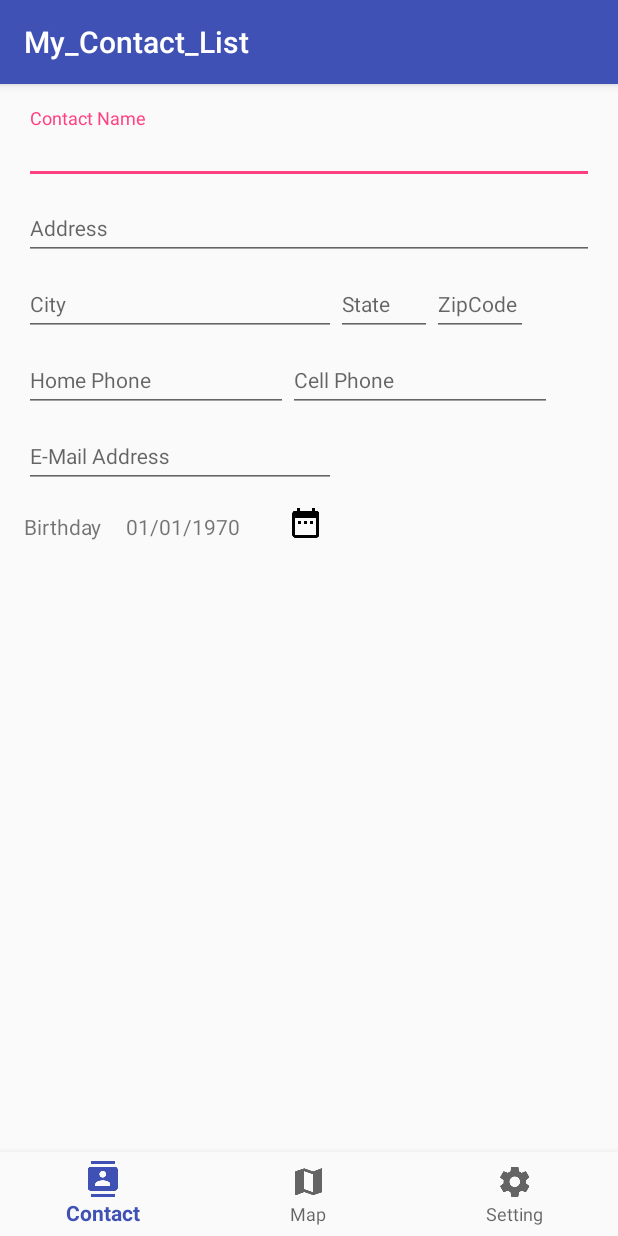
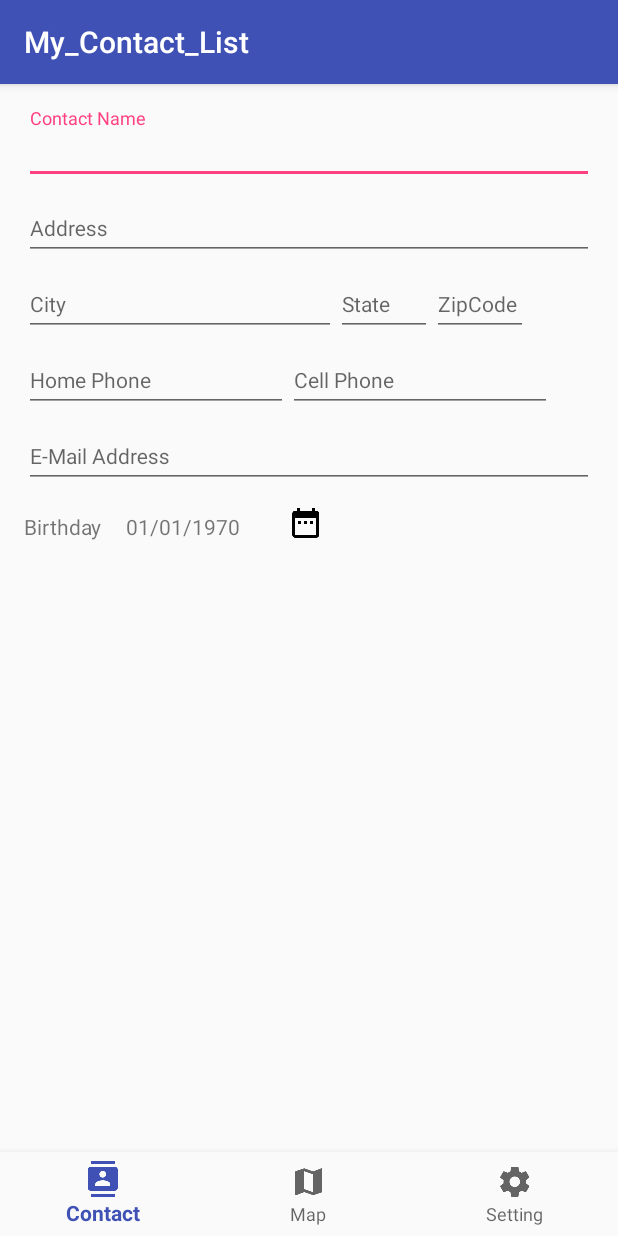
Before and after one commit to wisetyni/My_Contact_List, an Android app: the screen it shows after launch (ContactListActivity), on a phone screen of 412 x 824 dp. Run offline under Robolectric (Android 15) with nearby library versions, the phone set to English and light mode, and no system bars.

Commit message:
Birthday picker popups up when you click on the calendar image and it sets the date properly. Changed with width of the email address field to stretch the entire screen. Removed the setTitle method since it caused an error for that widget

```diff
--- a/app/src/main/java/mycontactlist/example/com/my_contact_list/BirthdayPickerFragment.java
+++ b/app/src/main/java/mycontactlist/example/com/my_contact_list/BirthdayPickerFragment.java
@@ -26,7 +26,6 @@ public class BirthdayPickerFragment extends DialogFragment implements DatePicker
     @Override
     public Dialog onCreateDialog(Bundle savedInstanceState) {
 
-        getDialog().setTitle("Select Date");
         final Calendar c = Calendar.getInstance();
         int year = c.get(Calendar.YEAR);
         int month = c. get (Calendar.MONTH);
@@ -46,7 +45,7 @@ public class BirthdayPickerFragment extends DialogFragment implements DatePicker
 
         TextView textview = (TextView)getActivity().findViewById(R.id.textBirthday);
 
-        textview.setText(dayOfMonth + ":" + (month+1) + ":" + year);
+        textview.setText((month+1) + "/" + dayOfMonth + "/" + year);
 
     }
 }
--- a/app/src/main/java/mycontactlist/example/com/my_contact_list/ContactListActivity.java
+++ b/app/src/main/java/mycontactlist/example/com/my_contact_list/ContactListActivity.java
@@ -3,13 +3,17 @@ package mycontactlist.example.com.my_contact_list;
 import android.os.Bundle;
 import android.support.annotation.NonNull;
 import android.support.design.widget.BottomNavigationView;
+import android.support.v4.app.DialogFragment;
 import android.support.v7.app.AppCompatActivity;
 import android.view.MenuItem;
+import android.view.View;
+import android.widget.ImageView;
 import android.widget.TextView;
 
 public class ContactListActivity extends AppCompatActivity {
 
     private TextView mTextMessage;
+    private ImageView mCalendar;
 
     private BottomNavigationView.OnNavigationItemSelectedListener mOnNavigationItemSelectedListener
             = new BottomNavigationView.OnNavigationItemSelectedListener() {
@@ -36,9 +40,18 @@ public class ContactListActivity extends AppCompatActivity {
         super.onCreate(savedInstanceState);
         setContentView(R.layout.activity_contact_list);
 
-        mTextMessage = (TextView) findViewById(R.id.message);
-        BottomNavigationView navigation = (BottomNavigationView) findViewById(R.id.navigation);
+        mTextMessage = findViewById(R.id.message);
+        BottomNavigationView navigation = findViewById(R.id.navigation);
         navigation.setOnNavigationItemSelectedListener(mOnNavigationItemSelectedListener);
+
+        mCalendar = findViewById(R.id.img_bday_calendar);
+        mCalendar.setOnClickListener(new View.OnClickListener() {
+            @Override
+            public void onClick(View view) {
+                DialogFragment bdayPickerFragment = new BirthdayPickerFragment();
+                bdayPickerFragment.show(getSupportFragmentManager(), "birthdayPicker");
+            }
+        });
     }
 
 }
--- a/app/src/main/res/layout/activity_contact_list.xml
+++ b/app/src/main/res/layout/activity_contact_list.xml
@@ -158,19 +158,18 @@
 
             <android.support.design.widget.TextInputLayout
                 android:id="@+id/input_layout_textEMail"
-                android:layout_width="wrap_content"
+                android:layout_width="match_parent"
                 android:layout_height="wrap_content"
                 android:layout_below="@id/input_layout_home_phone">
 
                 <EditText
                     android:id="@+id/editEMail"
-                    android:layout_width="wrap_content"
+                    android:layout_width="match_parent"
                     android:layout_height="wrap_content"
                     android:hint="@string/hint_contact_email"
                     android:imeOptions="actionNext"
                     android:inputType="numberSigned"
-                    android:textSize="14sp"
-                    android:ems="13"/>
+                    android:textSize="14sp" />
             </android.support.design.widget.TextInputLayout>
 
             <TextView
```
